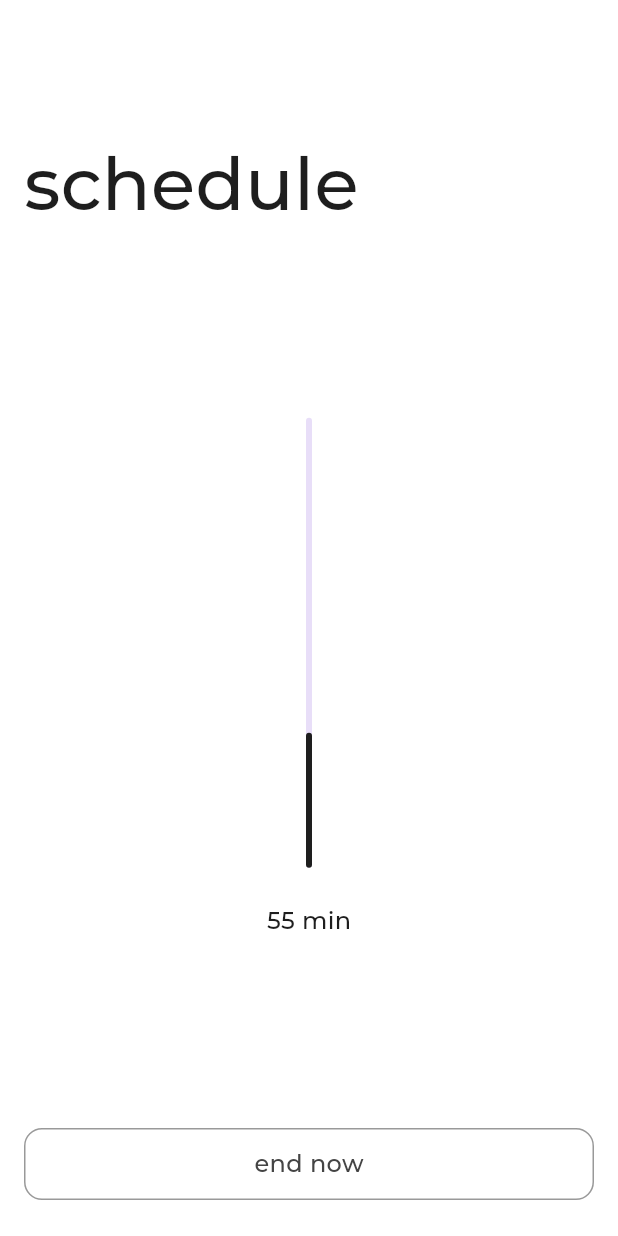
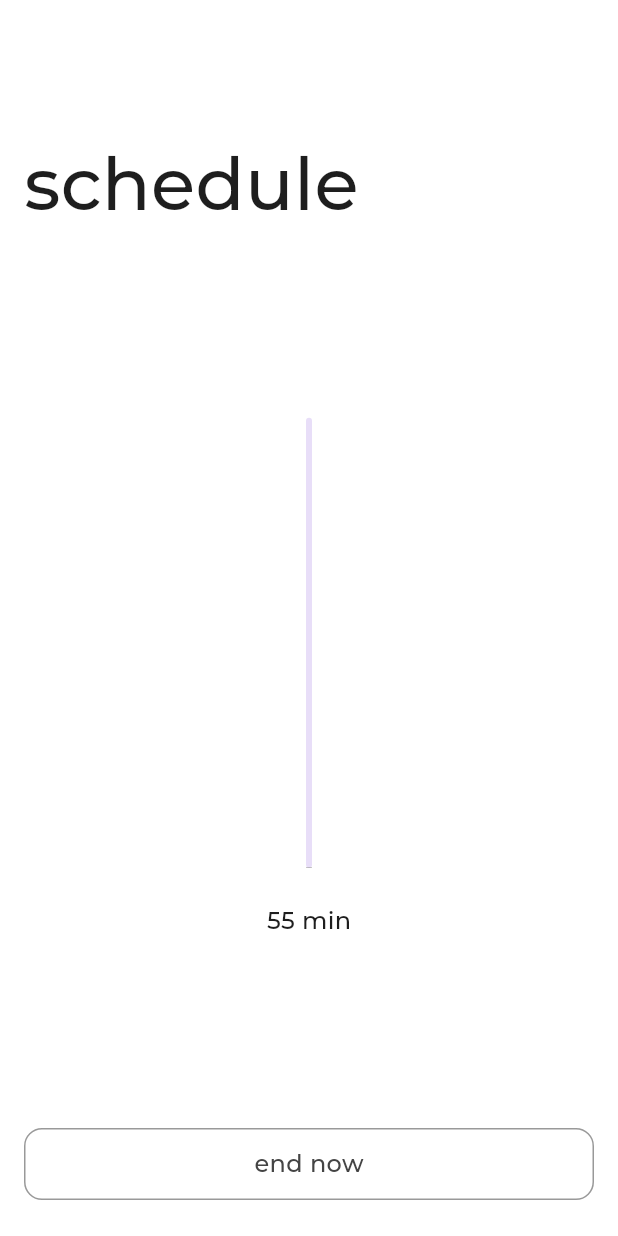
Before and after one commit to ketan2jangid/focus, a Flutter app: the ScheduleDurationScreen screen opened directly, scrolled down 576 dp, after a tap on "start", on a phone screen of 412 x 824 dp. Run offline on Flutter 3.47's test engine with Material 3 defaults, Android fonts, the phone set to English and light mode, and no system bars; our stand-ins replace dotted_border, gap, google_fonts, hive, hive_flutter; missing offline and left inert: installed_apps; accounts and stored records are empty.

```diff
--- a/lib/controller/schedule_controller.dart
+++ b/lib/controller/schedule_controller.dart
@@ -58,13 +58,16 @@ class ScheduleController extends ChangeNotifier {
       packages.add(app.package!);
     }
 
-    await LocalDatabase.startSchedule(schedule);
+    int startTime = DateTime.now().millisecondsSinceEpoch;
+    int endTime =
+        DateTime.now().millisecondsSinceEpoch + (60000 * schedule.duration!);
+
+    await LocalDatabase.startSchedule(schedule, startTime, endTime);
 
     await NativeFunctionsController.instance.startSchedule({
       "name": schedule.name!,
-      "startTime": DateTime.now().millisecondsSinceEpoch.truncate(),
-      "endTime": DateTime.now().millisecondsSinceEpoch.truncate() +
-          (60000 * schedule.duration!),
+      "startTime": startTime,
+      "endTime": endTime,
       "blockedApps": packages
     });
 
--- a/lib/data/local_database.dart
+++ b/lib/data/local_database.dart
@@ -13,6 +13,10 @@ class LocalDatabase {
       (_savedSchedules!.get(StorageKeys.schedulesList))?.cast<Schedule>() ?? [];
   static Schedule? get activeSchedule =>
       (_savedSchedules!.get(StorageKeys.activeSchedule));
+  static int get startTime =>
+      _savedSchedules!.get(StorageKeys.scheduleStartTime) ?? 0;
+  static int get endTime =>
+      _savedSchedules!.get(StorageKeys.scheduleEndTime) ?? 0;
 
   static Future<void> initialize() async {
     await Hive.initFlutter();
@@ -47,12 +51,17 @@ class LocalDatabase {
     }
   }
 
-  static Future<void> startSchedule(Schedule schedule) async {
+  static Future<void> startSchedule(
+      Schedule schedule, int startTime, int endTime) async {
     await _savedSchedules!.put(StorageKeys.activeSchedule, schedule);
+    await _savedSchedules!.put(StorageKeys.scheduleStartTime, startTime);
+    await _savedSchedules!.put(StorageKeys.scheduleEndTime, endTime);
   }
 
   static Future<void> endSchedule() async {
     await _savedSchedules!.delete(StorageKeys.activeSchedule);
+    await _savedSchedules!.delete(StorageKeys.scheduleStartTime);
+    await _savedSchedules!.delete(StorageKeys.scheduleEndTime);
   }
 
   static Future<void> clearData() async {}
--- a/lib/data/storage_keys.dart
+++ b/lib/data/storage_keys.dart
@@ -2,4 +2,6 @@ class StorageKeys {
   static const String schedulesBox = "schedulesDatabase";
   static const String schedulesList = "schedulesList";
   static const String activeSchedule = "activeSchedule";
+  static const String scheduleStartTime = "scheduleStartTime";
+  static const String scheduleEndTime = "scheduleEndTime";
 }
--- a/lib/view/screens/schedule_active_screen.dart
+++ b/lib/view/screens/schedule_active_screen.dart
@@ -1,5 +1,9 @@
+import 'dart:async';
+import 'dart:developer';
+
 import 'package:flutter/material.dart';
 import 'package:focus/controller/schedule_controller.dart';
+import 'package:focus/data/local_database.dart';
 import 'package:focus/model/schedule.dart';
 import 'package:focus/view/screens/schedule_completed_screen.dart';
 import 'package:focus/view/screens/schedule_ended_screen.dart';
@@ -12,14 +16,54 @@ import 'package:provider/provider.dart';
 class ScheduleActiveScreen extends StatefulWidget {
   final Schedule activeSchedule;
 
-  const ScheduleActiveScreen(
-      {super.key, required this.activeSchedule});
+  const ScheduleActiveScreen({super.key, required this.activeSchedule});
 
   @override
   State<ScheduleActiveScreen> createState() => _ScheduleActiveScreenState();
 }
 
 class _ScheduleActiveScreenState extends State<ScheduleActiveScreen> {
+  late int endTime;
+  late int startTime;
+  late final Timer _timer;
+  late int currentTime;
+  double val = 0.0;
+
+  @override
+  void initState() {
+    super.initState();
+
+    startTime = LocalDatabase.startTime;
+    endTime = LocalDatabase.endTime;
+
+    _timer = Timer.periodic(Duration(seconds: 1), (t) {
+      currentTime = DateTime.now().millisecondsSinceEpoch;
+      log("Value: " +
+          ((currentTime - startTime) / (endTime - startTime)).toString());
+      setState(() {
+        val = (currentTime - startTime) / (endTime - startTime);
+      });
+
+      if (currentTime >= endTime) {
+        Navigator.pushReplacement(
+          context,
+          MaterialPageRoute(
+            builder: (context) => ScheduleCompletedScreen(
+              scheduleName: widget.activeSchedule.name!,
+            ),
+          ),
+        );
+      }
+    });
+  }
+
+  @override
+  void dispose() {
+    _timer.cancel();
+
+    super.dispose();
+  }
+
   @override
   Widget build(BuildContext context) {
     return Scaffold(
@@ -47,7 +91,7 @@ class _ScheduleActiveScreenState extends State<ScheduleActiveScreen> {
                       child: LinearProgressIndicator(
                         color: Color(0xFF1E1E1E),
                         borderRadius: BorderRadius.circular(4),
-                        value: 0.3,
+                        value: val,
                       ),
                     ),
                   ),
@@ -71,7 +115,7 @@ class _ScheduleActiveScreenState extends State<ScheduleActiveScreen> {
                 Navigator.pushReplacement(
                   context,
                   MaterialPageRoute(
-                    builder: (context) => ScheduleCompletedScreen(
+                    builder: (context) => ScheduleEndedScreen(
                       scheduleName: widget.activeSchedule.name!,
                     ),
                   ),
--- a/lib/view/screens/schedule_ended_screen.dart
+++ b/lib/view/screens/schedule_ended_screen.dart
@@ -8,7 +8,8 @@ import 'package:google_fonts/google_fonts.dart';
 import '../widgets/buttons.dart';
 
 class ScheduleEndedScreen extends StatelessWidget {
-  const ScheduleEndedScreen({super.key});
+  final String scheduleName;
+  const ScheduleEndedScreen({super.key, required this.scheduleName});
 
   @override
   Widget build(BuildContext context) {
@@ -23,7 +24,7 @@ class ScheduleEndedScreen extends StatelessWidget {
           crossAxisAlignment: CrossAxisAlignment.start,
           children: [
             Gap(36),
-            Header(title: "work schedule"),
+            Header(title: "$scheduleName schedule"),
             Spacer(
               flex: 2,
             ),
```
Also changed, not shown: lib/main.dart (+9 -5 lines).
